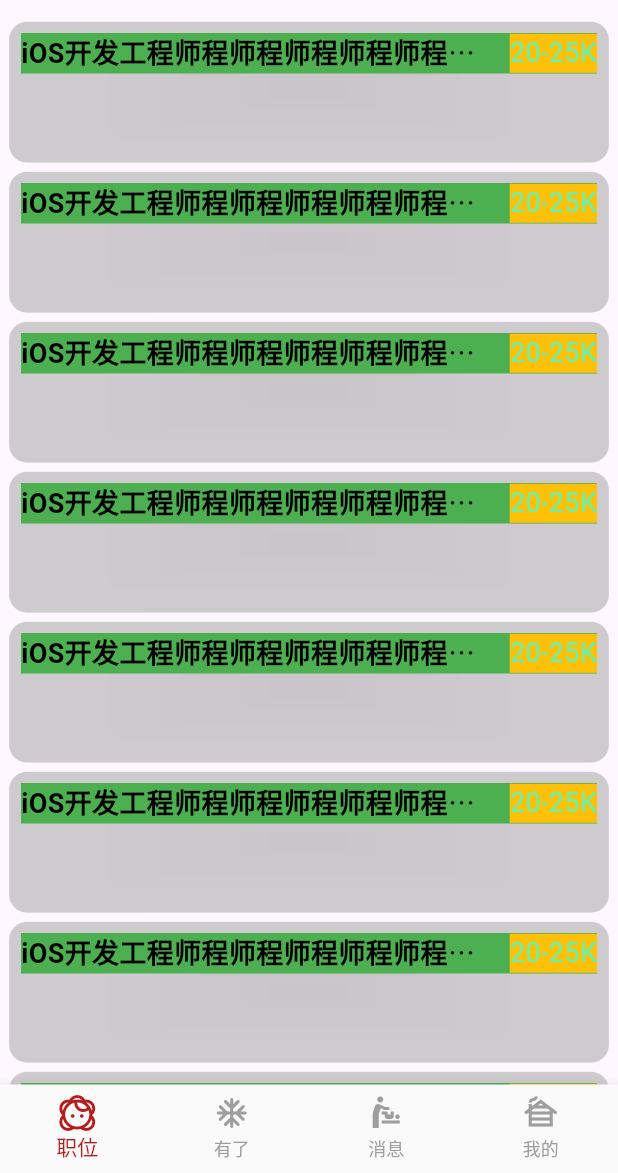
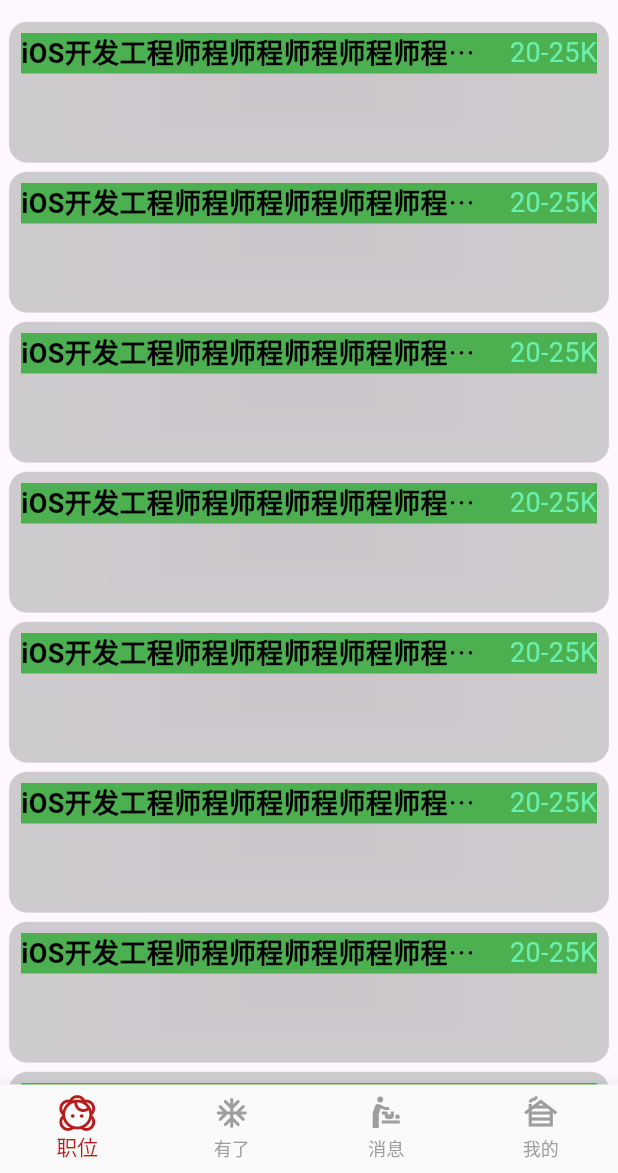
Before and after one commit to BHLinuxKernelSIG/BossZP_Flutter, a Flutter app: the screen it shows after launch, on a phone screen of 412 x 824 dp, the part 63-1236 px from its top. Run offline on Flutter 3.47's test engine with Material 2 defaults, Android fonts, the phone set to English and light mode, and no system bars.

Commit message:
Update posotion_list_widget.dart

```diff
--- a/lib/ui/posotion_list_widget.dart
+++ b/lib/ui/posotion_list_widget.dart
@@ -33,16 +33,13 @@ class PositionListWidget extends StatelessWidget {
                             ),
                           ),
                           SizedBox(width: 10),
-                          Container(
-                            color: Colors.amber,
-                            child: Text(
+                          Text(
                             "20-25K",
                             textAlign: TextAlign.end,
                             style: TextStyle(
                                 fontSize: 18,
                                 fontWeight: FontWeight.normal,
                                 color: Colors.greenAccent),
-                            ),
                           )
                         ],
                       ),
```
Lines whose indentation alone changed are shown as unchanged.
